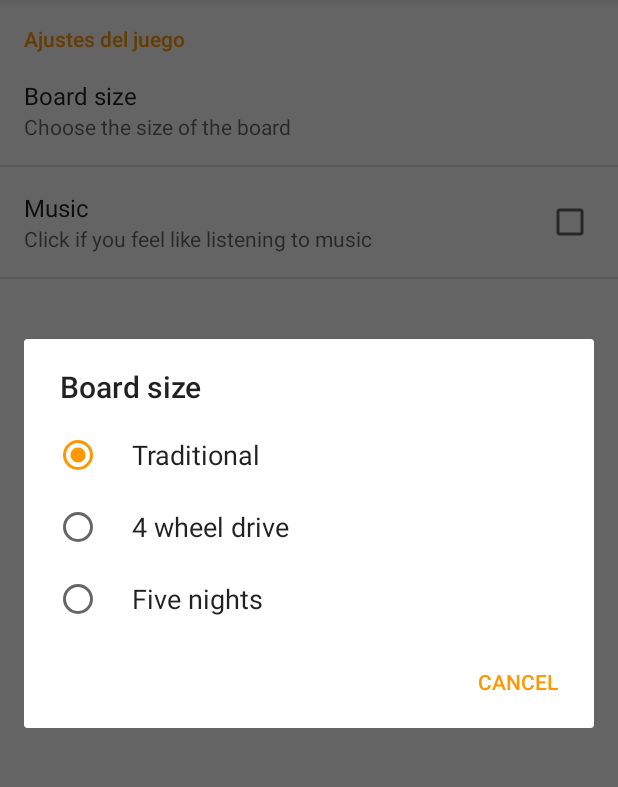
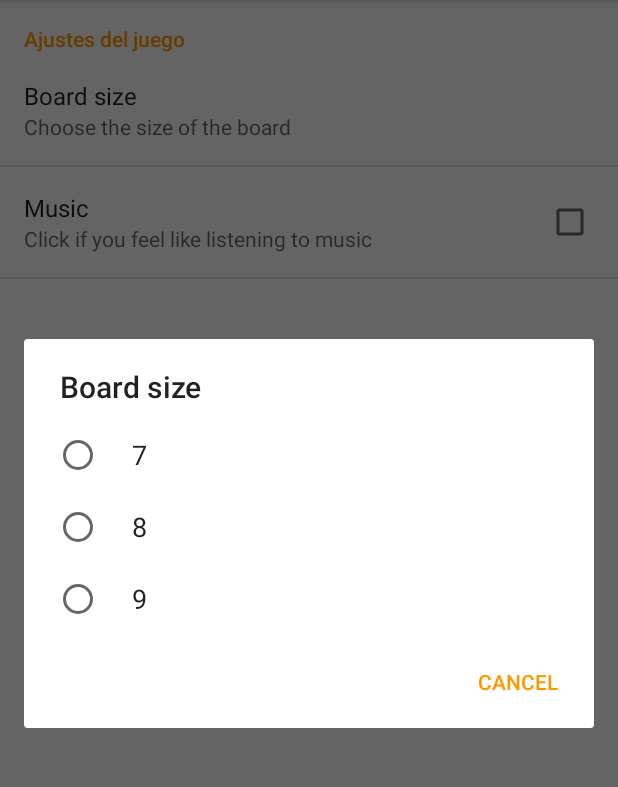
Before and after one commit to manso92/DADM, an Android app: the PreferenceActivity screen opened directly, with no data from a screen before it, after a tap on "Board size", on a phone screen of 412 x 824 dp, the part 84-871 px from its top. Run offline under Robolectric (Android 15) with nearby library versions, the phone set to English and light mode, and no system bars.

Commit message:
Preferencia de Tamaño de Tablero
* Modificado todo lo habido y por haber para poder modificar el tamaño del tablero en las preferencias de usuario (se ha establecido el límite en 9 por el método que se ha utilizado para registrar el tablero)

```diff
--- a/app/src/main/java/es/uam/eps/dadm/activities/AlertDialogFragment.java
+++ b/app/src/main/java/es/uam/eps/dadm/activities/AlertDialogFragment.java
@@ -40,7 +40,7 @@ public class AlertDialogFragment extends DialogFragment {
                 new DialogInterface.OnClickListener() {
                     public void onClick(DialogInterface dialog, int which) {
                         // Creamos una nueva partida y la añadimos a nuestro repositorio
-                        Round round = new Round();
+                        Round round = new Round(PreferenceActivity.getSize(getContext()));
                         round.setPlayerUUID(PreferenceActivity.getPlayerUUID(getContext()));
                         round.setPlayerName(PreferenceActivity.getPlayerName(getContext()));
                         RoundRepository repository = RoundRepositoryFactory.createRepository(getContext());
--- a/app/src/main/java/es/uam/eps/dadm/activities/PreferenceActivity.java
+++ b/app/src/main/java/es/uam/eps/dadm/activities/PreferenceActivity.java
@@ -20,6 +20,17 @@ import es.uam.eps.dadm.R;
  * @version 12/04/2017
  */
 public class PreferenceActivity extends AppCompatActivity {
+
+    /**
+     * Clave para registrar el tamaño del tablero
+     */
+    private final static String BOARD_SIZE_KEY = "boardsize";
+
+    /**
+     * Tamaño del tablero por defecto para el usuario
+     */
+    public final static int BOARD_SIZE_DEFAULT = 8;
+
     /**
      * Clave para registrar el UUID del usuario
      */
@@ -70,6 +81,24 @@ public class PreferenceActivity extends AppCompatActivity {
         // Limpia las preferencias y commiteamos el cambio
         editor.clear();
         editor.commit();
+    }
+
+    /**
+     * Devuelve el valor del tamaño del tablero
+     * @param context Contexto desde el cual se quiere obtener el valor del usuario
+     * @return Tamaño del tablero
+     */
+    public static int getSize(Context context) {
+        return Integer.parseInt(getKey(context, BOARD_SIZE_KEY, Integer.toString(BOARD_SIZE_DEFAULT)));
+    }
+
+    /**
+     * Registra el tamaño del tablero en las preferencias de usuario
+     * @param context Contexto desde el cual se quiere registrar el valor
+     * @param size Tamaño del tablero
+     */
+    public static void setPlayerUUID(Context context, int size) {
+        setKey(context, BOARD_SIZE_KEY, Integer.toString(size));
     }
 
     /**
--- a/app/src/main/java/es/uam/eps/dadm/activities/RoundFragment.java
+++ b/app/src/main/java/es/uam/eps/dadm/activities/RoundFragment.java
@@ -133,7 +133,7 @@ public class RoundFragment extends Fragment implements PartidaListener {
     public void onCreate(Bundle savedInstanceState) {
         super.onCreate(savedInstanceState);
         // Creamos una ronda y vamos metiendo uno a uno todos los argumentos
-        this.round = new Round();
+        this.round = new Round(Integer.parseInt(getArguments().getString(ARG_ROUND_SIZE)));
         if (getArguments().containsKey(ARG_ROUND_ID))
             this.round.setId(getArguments().getString(ARG_ROUND_ID));
         if (getArguments().containsKey(ARG_FIRST_PLAYER_NAME))
--- a/app/src/main/java/es/uam/eps/dadm/activities/RoundListActivity.java
+++ b/app/src/main/java/es/uam/eps/dadm/activities/RoundListActivity.java
@@ -49,14 +49,14 @@ public class RoundListActivity extends AppCompatActivity  implements RoundListFr
         // Si estamos en una pantalla pequeña, creamos la actividad y la arrancamos
         if (findViewById(R.id.detail_fragment_container) == null) {
             Intent intent = RoundActivity.newIntent(this, round.getId(),round.getPlayerName(),
-                    round.getPlayerUUID(), round.getTitle(),8,round.getDate(),round.getBoard().tableroToString());
+                    round.getPlayerUUID(), round.getTitle(),round.getSize(),round.getDate(),round.getBoard().tableroToString());
             startActivity(intent);
         }
         // Si estamos con la pantalla dividida, instanciamos el fragmento de la partida y la
         // cargamos en el manager de fragmentos
         else {
             RoundFragment roundFragment = RoundFragment.newInstance(round.getId(),round.getPlayerName(),
-                    round.getPlayerUUID(), round.getTitle(),8,round.getDate(),round.getBoard().tableroToString());
+                    round.getPlayerUUID(), round.getTitle(), round.getSize(),round.getDate(),round.getBoard().tableroToString());
             getSupportFragmentManager().beginTransaction()
                     .replace(R.id.detail_fragment_container, roundFragment)
                     .commit();
--- a/app/src/main/java/es/uam/eps/dadm/activities/RoundListFragment.java
+++ b/app/src/main/java/es/uam/eps/dadm/activities/RoundListFragment.java
@@ -241,7 +241,7 @@ public class RoundListFragment extends Fragment {
                 };
 
                 // Creamos una partida nueva y le colocamos los datos del jugador que la va a jugar
-                Round round = new Round();
+                Round round = new Round(PreferenceActivity.getSize(this.getContext()));
                 round.setPlayerName(PreferenceActivity.getPlayerName(this.getContext()));
                 round.setPlayerUUID(PreferenceActivity.getPlayerUUID(this.getContext()));
 
--- a/app/src/main/java/es/uam/eps/dadm/database/DataBase.java
+++ b/app/src/main/java/es/uam/eps/dadm/database/DataBase.java
@@ -195,6 +195,8 @@ public class DataBase implements RoundRepository {
     @Override
     public void register(String playername, String password, LoginRegisterCallback callback) {
 
+        // Miramos que el usuario no intente registrarse con el usuario por defecto,
+        // ya que esto daría problemas más adelante
         if (playername.equals(PreferenceActivity.PLAYERNAME_DEFAULT)) {
             callback.onError(contexto.getString(R.string.login_registererror) + playername);
             return;
@@ -232,7 +234,7 @@ public class DataBase implements RoundRepository {
         values.put(RoundTable.Cols.ROUNDUUID,  round.getId());
         values.put(RoundTable.Cols.DATE,       round.getDate());
         values.put(RoundTable.Cols.TITLE,      round.getTitle());
-        values.put(RoundTable.Cols.SIZE,       8);
+        values.put(RoundTable.Cols.SIZE,       round.getSize());
         values.put(RoundTable.Cols.BOARD,      round.getBoard().tableroToString());
 
         return values;
--- a/app/src/main/java/es/uam/eps/dadm/database/RoundCursorWrapper.java
+++ b/app/src/main/java/es/uam/eps/dadm/database/RoundCursorWrapper.java
@@ -36,6 +36,7 @@ public class RoundCursorWrapper extends CursorWrapper {
      * @return Round correspondiente a la consulta
      */
     public Round getRound() {
+        // Obtenemos los valores de todos los parámetros
         String playername = getString(getColumnIndex(UserTable.Cols.PLAYERNAME));
         String playeruuid = getString(getColumnIndex(UserTable.Cols.PLAYERUUID));
         String rounduuid =  getString(getColumnIndex(RoundTable.Cols.ROUNDUUID));
@@ -44,7 +45,8 @@ public class RoundCursorWrapper extends CursorWrapper {
         String size =       getString(getColumnIndex(RoundTable.Cols.SIZE));
         String board =      getString(getColumnIndex(RoundTable.Cols.BOARD));
 
-        Round round = new Round();
+        // Creamos una ronda y se los asignamos uno a uno
+        Round round = new Round(Integer.parseInt(size));
         round.setPlayerName(playername);
         round.setPlayerUUID(playeruuid);
         round.setId(rounduuid);
--- a/app/src/main/java/es/uam/eps/dadm/model/Casilla.java
+++ b/app/src/main/java/es/uam/eps/dadm/model/Casilla.java
@@ -80,9 +80,9 @@ public class Casilla {
      * Comprueba si la casilla que hemos creado está entre los límites del tablero
      * @return Si la casilla está o no en el tablero
      */
-    public boolean enTablero(){
-        return ((this.col() >= 0) && (this.col() < TableroDamas.TABLEROSIZE) &&
-                (this.row() >= 0) && (this.row() < TableroDamas.TABLEROSIZE) );
+    public boolean enTablero(int size){
+        return ((this.col() >= 0) && (this.col() < size) &&
+                (this.row() >= 0) && (this.row() < size) );
     }
 
     /**
--- a/app/src/main/res/values/arrays.xml
+++ b/app/src/main/res/values/arrays.xml
@@ -1,13 +1,13 @@
 <?xml version="1.0" encoding="utf-8"?>
 <resources>
     <string-array name="levelsArray">
-        <item>Traditional</item>
-        <item>4 wheel drive</item>
-        <item>Five nights</item>
+        <item>7</item>
+        <item>8</item>
+        <item>9</item>
     </string-array>
     <string-array name="levelsValues">
-        <item>3</item>
-        <item>4</item>
-        <item>5</item>
+        <item>7</item>
+        <item>8</item>
+        <item>9</item>
     </string-array>
 </resources>
```
Also changed, not shown: app/src/main/java/es/uam/eps/dadm/model/Round.java (+7 -3 lines), app/src/main/java/es/uam/eps/dadm/model/TableroDamas.java (+20 -19 lines), app/src/main/java/es/uam/eps/dadm/views/TableroView.java (+4 -4 lines).
